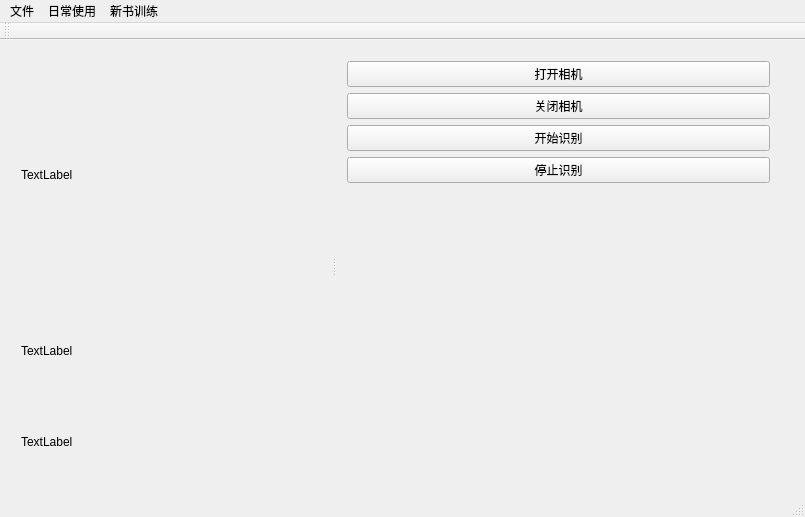
First picture: the form in mainwindow.ui, repository GTMHS/QtMainWidget, before the edit.
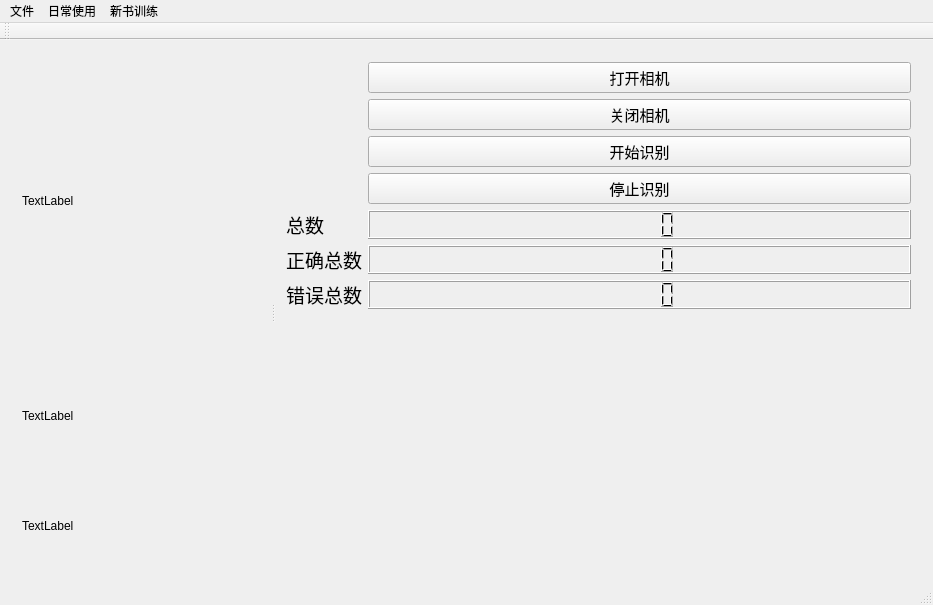
Second picture: the form after the edit.

The edit to the form file:
```diff
--- a/mainwindow.ui
+++ b/mainwindow.ui
@@ -6,23 +6,17 @@
    <rect>
     <x>0</x>
     <y>0</y>
-    <width>805</width>
-    <height>517</height>
+    <width>933</width>
+    <height>605</height>
    </rect>
   </property>
   <property name="windowTitle">
    <string>MainWindow</string>
   </property>
   <widget class="QWidget" name="centralWidget">
+   <layout class="QHBoxLayout" name="horizontalLayout">
+    <item>
    <widget class="QSplitter" name="splitter">
-    <property name="geometry">
-     <rect>
-      <x>10</x>
-      <y>10</y>
-      <width>771</width>
-      <height>431</height>
-     </rect>
-    </property>
     <property name="orientation">
      <enum>Qt::Horizontal</enum>
     </property>
@@ -30,6 +24,12 @@
      <layout class="QVBoxLayout" name="verticalLayout_2" stretch="4,2,1">
       <item>
        <widget class="QLabel" name="label">
+          <property name="lineWidth">
+           <number>1</number>
+          </property>
+          <property name="midLineWidth">
+           <number>0</number>
+          </property>
         <property name="text">
          <string>TextLabel</string>
         </property>
@@ -61,36 +61,103 @@
      </layout>
     </widget>
     <widget class="QWidget" name="layoutWidget">
-     <layout class="QVBoxLayout" name="verticalLayout">
-      <item>
+       <layout class="QFormLayout" name="formLayout">
+        <item row="1" column="1">
        <widget class="QPushButton" name="pushButton">
+          <property name="font">
+           <font>
+            <family>Adobe Devanagari</family>
+            <pointsize>11</pointsize>
+           </font>
+          </property>
         <property name="text">
          <string>打开相机</string>
         </property>
        </widget>
       </item>
-      <item>
+        <item row="2" column="1">
        <widget class="QPushButton" name="pushButton_2">
+          <property name="font">
+           <font>
+            <family>Adobe Devanagari</family>
+            <pointsize>11</pointsize>
+           </font>
+          </property>
         <property name="text">
          <string>关闭相机</string>
         </property>
        </widget>
       </item>
-      <item>
+        <item row="3" column="1">
        <widget class="QPushButton" name="pushButton_3">
+          <property name="font">
+           <font>
+            <family>Adobe Devanagari</family>
+            <pointsize>11</pointsize>
+           </font>
+          </property>
         <property name="text">
          <string>开始识别</string>
         </property>
        </widget>
       </item>
-      <item>
+        <item row="4" column="1">
        <widget class="QPushButton" name="pushButton_4">
+          <property name="font">
+           <font>
+            <family>Adobe Devanagari</family>
+            <pointsize>11</pointsize>
+           </font>
+          </property>
         <property name="text">
          <string>停止识别</string>
         </property>
        </widget>
       </item>
-      <item>
+        <item row="5" column="0">
+         <widget class="QLabel" name="label_4">
+          <property name="font">
+           <font>
+            <family>Adobe Devanagari</family>
+            <pointsize>14</pointsize>
+           </font>
+          </property>
+          <property name="text">
+           <string>总数</string>
+          </property>
+         </widget>
+        </item>
+        <item row="5" column="1">
+         <widget class="QLCDNumber" name="lcdNumber_2">
+          <property name="font">
+           <font>
+            <family>Adobe Devanagari</family>
+            <pointsize>14</pointsize>
+           </font>
+          </property>
+         </widget>
+        </item>
+        <item row="6" column="1">
+         <widget class="QLCDNumber" name="lcdNumber">
+          <property name="font">
+           <font>
+            <family>Adobe Devanagari</family>
+            <pointsize>14</pointsize>
+           </font>
+          </property>
+         </widget>
+        </item>
+        <item row="7" column="1">
+         <widget class="QLCDNumber" name="lcdNumber_3">
+          <property name="font">
+           <font>
+            <family>Adobe Devanagari</family>
+            <pointsize>14</pointsize>
+           </font>
+          </property>
+         </widget>
+        </item>
+        <item row="8" column="1">
        <spacer name="verticalSpacer">
         <property name="orientation">
          <enum>Qt::Vertical</enum>
@@ -103,16 +170,44 @@
         </property>
        </spacer>
       </item>
+        <item row="6" column="0">
+         <widget class="QLabel" name="label_5">
+          <property name="font">
+           <font>
+            <family>Adobe Devanagari</family>
+            <pointsize>14</pointsize>
+           </font>
+          </property>
+          <property name="text">
+           <string>正确总数</string>
+          </property>
+         </widget>
+        </item>
+        <item row="7" column="0">
+         <widget class="QLabel" name="label_6">
+          <property name="font">
+           <font>
+            <family>Adobe Devanagari</family>
+            <pointsize>14</pointsize>
+           </font>
+          </property>
+          <property name="text">
+           <string>错误总数</string>
+          </property>
+         </widget>
+        </item>
      </layout>
     </widget>
    </widget>
+    </item>
+   </layout>
   </widget>
   <widget class="QMenuBar" name="menuBar">
    <property name="geometry">
     <rect>
      <x>0</x>
      <y>0</y>
-     <width>805</width>
+     <width>933</width>
      <height>26</height>
     </rect>
    </property>
```
Left out of the diff: 12 changed lines with no effect on the pictures. Lines whose indentation alone changed are shown as unchanged.
